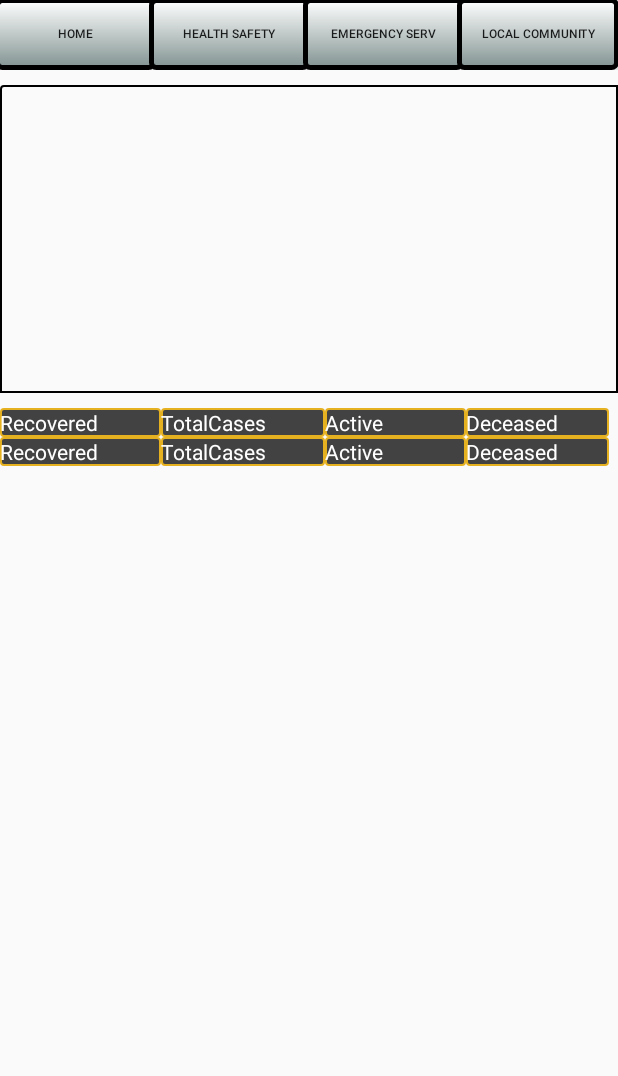
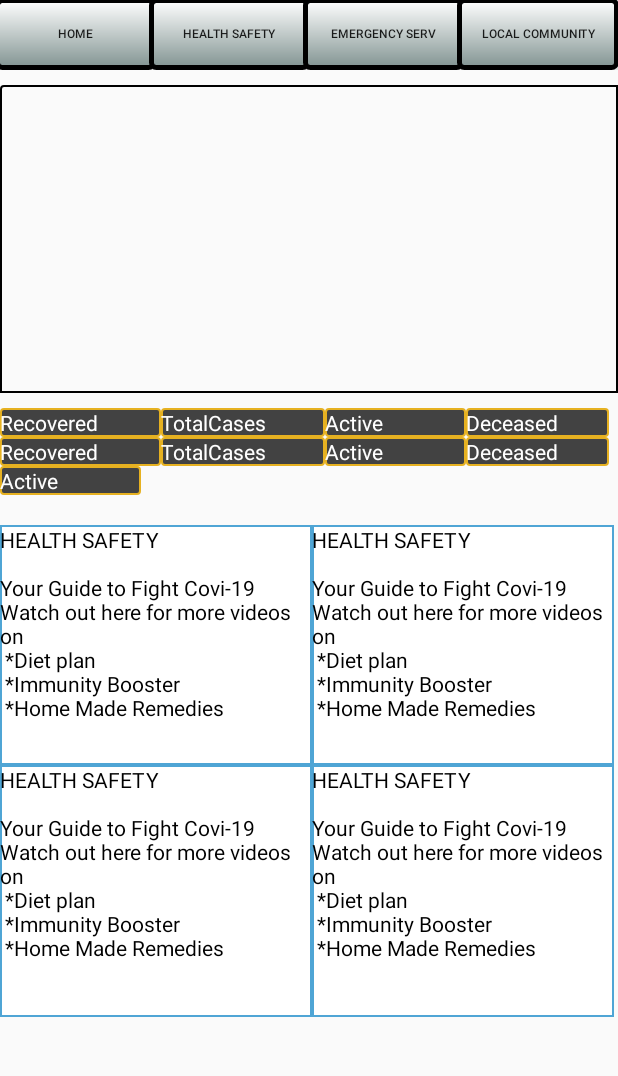
Before and after one commit to KarthikeyanMaka/AtYourServiceMobile, an Android app: the layout activity_home.xml on its own in the app's theme, with its tools: preview values and no code run, on a phone screen of 412 x 824 dp, the part 61-1137 px from its top. Run offline under Robolectric (Android 15) with nearby library versions, the phone set to English and light mode, and no system bars.

Commit message:
added home page with api binding

```diff
--- /dev/null
+++ b/app/src/main/res/drawable/back.xml
@@ -0,0 +1,5 @@
+<?xml version="1.0" encoding="utf-8"?>
+<shape xmlns:android="http://schemas.android.com/apk/res/android" android:shape="rectangle" >
+    <solid android:color="@android:color/white" />
+    <stroke android:width="1dip" android:color="#4fa5d5"/>
+</shape>
--- a/app/src/main/res/layout/activity_home.xml
+++ b/app/src/main/res/layout/activity_home.xml
@@ -145,7 +145,69 @@ android:layout_height="match_parent">
                 android:textColor="@color/black" />
 
         </TableRow>
+        <TextView
+            android:id="@+id/txtcurrentdistrict"
+            android:layout_width="94dp"
+            android:layout_height="wrap_content"
+            android:background="@drawable/textborder"
+            android:text="@string/app_totactive"
+            android:textColor="@color/black" />
+
+        <TableRow
+            android:layout_width="match_parent"
+            android:layout_height="160dp"
+            android:layout_marginTop="20dp">
+
+            <TextView
+                android:id="@+id/txthomehealth"
+                android:layout_width="208dp"
+                android:layout_height="match_parent"
+                android:text="@string/app_homehealth"
+                android:linksClickable="true"
+                android:textColor="#000000"
+                android:textColorLink="@color/blue"
+                android:background="@drawable/back"/>
+
+            <TextView
+                android:id="@+id/txthomemergency"
+                android:layout_width="201dp"
+                android:layout_height="match_parent"
+                android:text="@string/app_homehealth"
+                android:linksClickable="true"
+                android:textColor="#000000"
+                android:textColorLink="@color/blue"
+                android:background="@drawable/back"/>
+
+        </TableRow>
+
+        <TableRow
+            android:layout_width="match_parent"
+            android:layout_height="176dp">
+
+            <TextView
+                android:id="@+id/txthomelocal"
+                android:layout_width="208dp"
+                android:layout_height="168dp"
+                android:text="@string/app_homehealth"
+                android:linksClickable="true"
+                android:textColor="#000000"
+                android:background="@drawable/back"/>
+
+            <TextView
+                android:id="@+id/txthomeothers"
+                android:layout_width="201dp"
+                android:layout_height="168dp"
+                android:text="@string/app_homehealth"
+                android:linksClickable="true"
+                android:textColor="#000000"
+                android:textColorLink="@color/blue"
+                android:background="@drawable/back"/>
+
+        </TableRow>
+
 
     </LinearLayout>
 
+
+
 </ScrollView>
--- a/app/src/main/res/values/strings.xml
+++ b/app/src/main/res/values/strings.xml
@@ -28,5 +28,6 @@
     <string name="app_totcovid">TotalCases</string>
     <string name="app_torecov">Recovered</string>
     <string name="app_totactive">Active</string>
+    <string name="app_homehealth">"HEALTH SAFETY \n\nYour Guide to Fight Covi-19 Watch out here for more videos on \n *Diet plan \n *Immunity Booster \n *Home Made Remedies "</string>
 
 </resources>
```
Also changed, not shown: app/src/main/java/com/example/atyourservice/HomeActivity.java (+61 -11 lines), app/src/main/java/com/example/atyourservice/LocationFinder.java (+31 -0 lines), app/src/main/java/com/example/atyourservice/RecoveredCountsModel.java (added, +12 -0 lines), app/src/main/res/drawable/face.gif (added), 6 other files.
